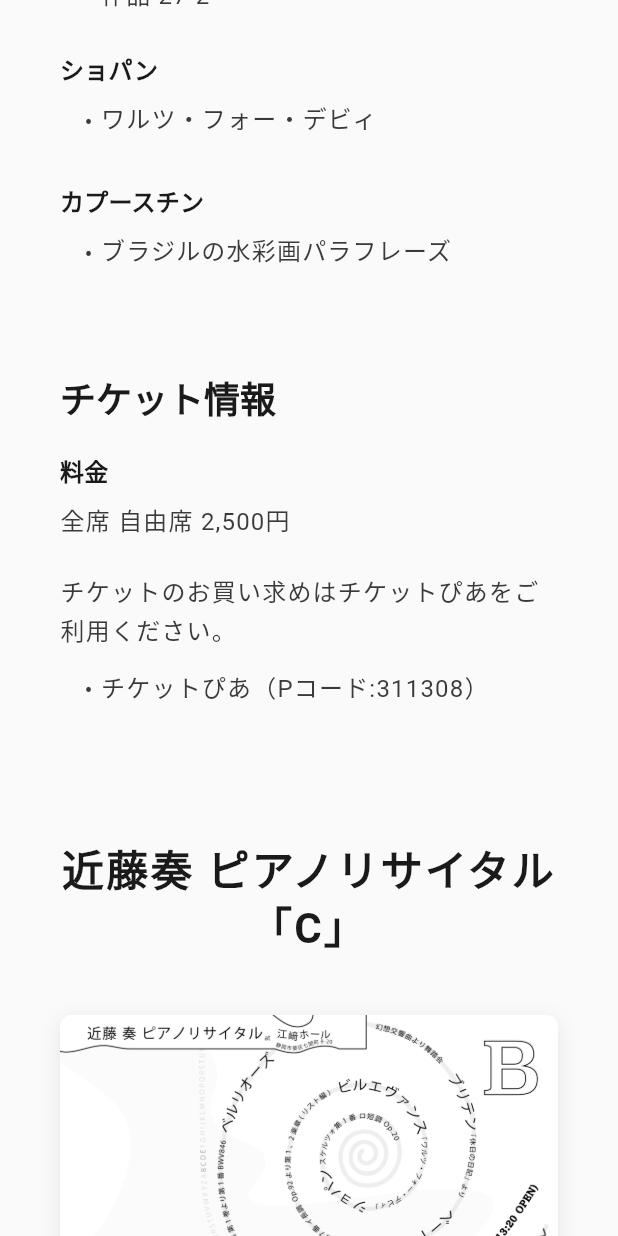
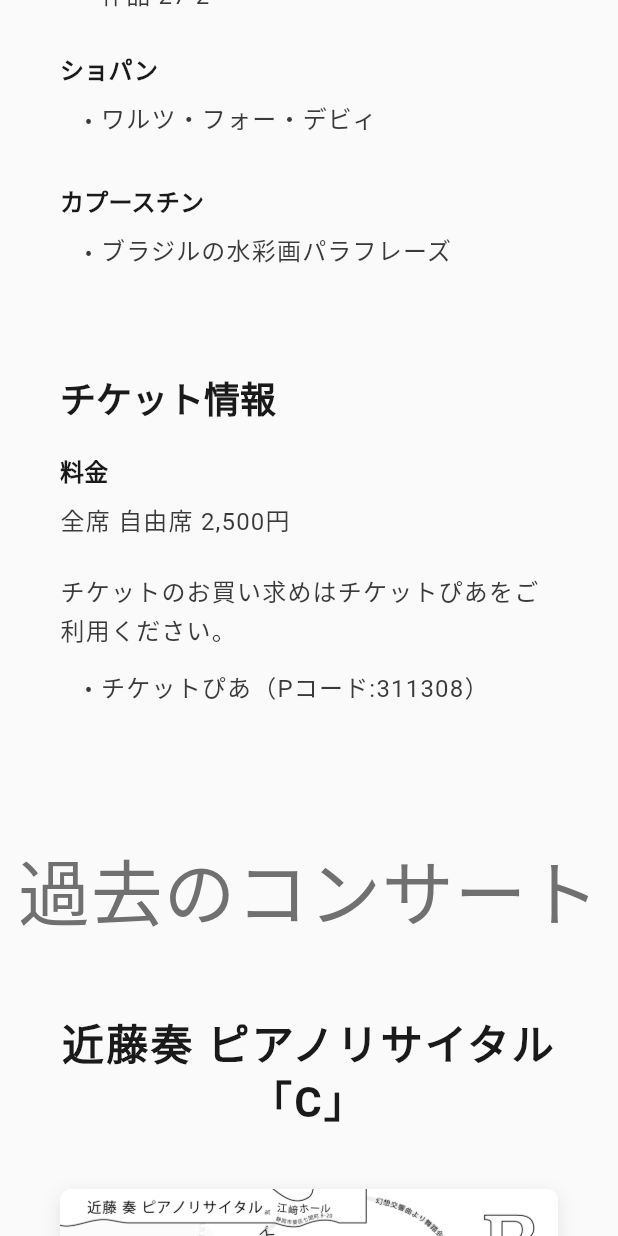
Before and after one commit to Shibatch28/kanade_hp, a Flutter app: the ConcertsScreen widget shown alone on an empty page, opened directly, scrolled down 3456 dp, on a phone screen of 412 x 824 dp. Run offline on Flutter 3.47's test engine with Material 3 defaults, Android fonts, the phone set to English and light mode, and no system bars; our stand-ins replace equatable, flutter_bloc, flutter_svg, go_router, google_fonts.

Commit message:
セパレータを追加

```diff
--- a/lib/view/screen/concerts_screen.dart
+++ b/lib/view/screen/concerts_screen.dart
@@ -64,6 +64,12 @@ class ConcertsScreen extends StatelessWidget {
             ticketInfo: 'チケットのお買い求めはチケットぴあをご利用ください。',
             ticketOptions: ['チケットぴあ（Pコード:311308）'],
           ),
+          const SizedBox(height: 30),
+          const Text(
+            '過去のコンサート',
+            style: TextStyle(fontSize: 48),
+            textAlign: TextAlign.center,
+          ),
           ConcertInfo(
             title: '近藤奏 ピアノリサイタル「C」',
             date: '2025年10月4日(土)',
```
